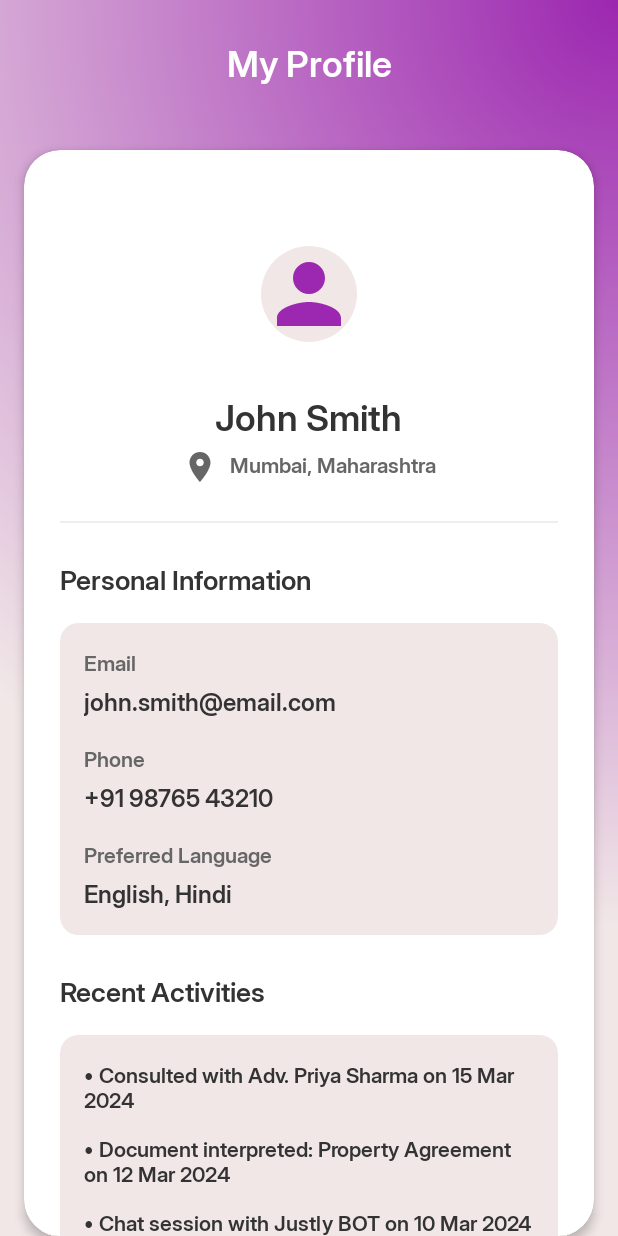
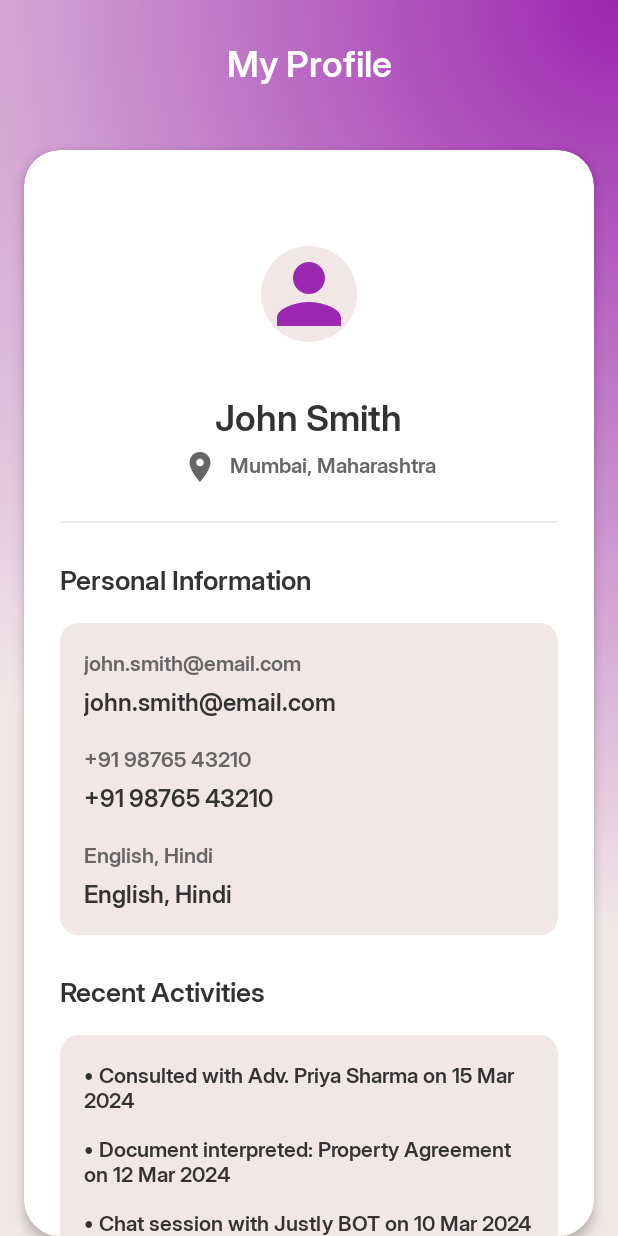
Before and after one commit to SakethavasudevacharyaGundi/ESOCX-CodeRed, an Android app: the ProfileActivity screen opened directly, with no data from a screen before it, on a phone screen of 412 x 824 dp. Run offline under Robolectric (Android 15) with nearby library versions, the phone set to English and light mode, and no system bars; our stand-ins replace CircleImageView.

Commit message:
Absolute Cinema

```diff
--- a/app/src/main/res/layout/activity_profile.xml
+++ b/app/src/main/res/layout/activity_profile.xml
@@ -69,7 +69,7 @@
                     android:layout_height="wrap_content"
                     android:layout_gravity="center"
                     android:layout_marginTop="16dp"
-                    android:text="John Smith"
+                    android:text="@string/user_name"
                     android:textColor="#333333"
                     android:textSize="24sp"
                     android:textStyle="bold" />
@@ -80,7 +80,7 @@
                     android:layout_gravity="center"
                     android:layout_marginTop="4dp"
                     android:drawablePadding="8dp"
-                    android:text="Mumbai, Maharashtra"
+                    android:text="@string/user_location"
                     android:textColor="#666666"
                     app:drawableStartCompat="@drawable/ic_location"
                     app:drawableTint="#666666" />
@@ -124,7 +124,7 @@
                             <TextView
                                 android:layout_width="wrap_content"
                                 android:layout_height="wrap_content"
-                                android:text="@string/email"
+                                android:text="@string/user_email"
                                 android:textColor="#666666"
                                 android:textSize="14sp" />
 
@@ -132,7 +132,7 @@
                                 android:layout_width="wrap_content"
                                 android:layout_height="wrap_content"
                                 android:layout_marginTop="4dp"
-                                android:text="john.smith@email.com"
+                                android:text="@string/user_email_value"
                                 android:textColor="#333333"
                                 android:textSize="16sp" />
 
@@ -140,7 +140,7 @@
                                 android:layout_width="wrap_content"
                                 android:layout_height="wrap_content"
                                 android:layout_marginTop="16dp"
-                                android:text="@string/phone"
+                                android:text="@string/user_phone"
                                 android:textColor="#666666"
                                 android:textSize="14sp" />
 
@@ -148,7 +148,7 @@
                                 android:layout_width="wrap_content"
                                 android:layout_height="wrap_content"
                                 android:layout_marginTop="4dp"
-                                android:text="+91 98765 43210"
+                                android:text="@string/user_phone_value"
                                 android:textColor="#333333"
                                 android:textSize="16sp" />
 
@@ -156,7 +156,7 @@
                                 android:layout_width="wrap_content"
                                 android:layout_height="wrap_content"
                                 android:layout_marginTop="16dp"
-                                android:text="@string/preferred_language"
+                                android:text="@string/user_languages"
                                 android:textColor="#666666"
                                 android:textSize="14sp" />
 
@@ -164,7 +164,7 @@
                                 android:layout_width="wrap_content"
                                 android:layout_height="wrap_content"
                                 android:layout_marginTop="4dp"
-                                android:text="English, Hindi"
+                                android:text="@string/user_languages_value"
                                 android:textColor="#333333"
                                 android:textSize="16sp" />
                         </LinearLayout>
@@ -197,7 +197,7 @@
                             <TextView
                                 android:layout_width="match_parent"
                                 android:layout_height="wrap_content"
-                                android:text="• Consulted with Adv. Priya Sharma on 15 Mar 2024"
+                                android:text="@string/recent_activity_consultation"
                                 android:textColor="#333333"
                                 android:textSize="14sp" />
 
@@ -205,7 +205,7 @@
                                 android:layout_width="match_parent"
                                 android:layout_height="wrap_content"
                                 android:layout_marginTop="12dp"
-                                android:text="• Document interpreted: Property Agreement on 12 Mar 2024"
+                                android:text="@string/recent_activity_document"
                                 android:textColor="#333333"
                                 android:textSize="14sp" />
 
@@ -213,7 +213,7 @@
                                 android:layout_width="match_parent"
                                 android:layout_height="wrap_content"
                                 android:layout_marginTop="12dp"
-                                android:text="• Chat session with Justly BOT on 10 Mar 2024"
+                                android:text="@string/recent_activity_chat"
                                 android:textColor="#333333"
                                 android:textSize="14sp" />
                         </LinearLayout>
--- a/app/src/main/res/values/strings.xml
+++ b/app/src/main/res/values/strings.xml
@@ -64,4 +64,45 @@
 
     <!-- Document Results -->
     <string name="summary">Summary</string>
+
+    <!-- Available Lawyers -->
+    <string name="available_lawyers">Available Lawyers</string>
+
+    <!-- Cities -->
+    <string name="bangalore">Bangalore</string>
+    <string name="chennai">Chennai</string>
+    <string name="delhi">Delhi</string>
+    <string name="hyderabad">Hyderabad</string>
+    <string name="kolkata">Kolkata</string>
+    <string name="mumbai">Mumbai</string>
+    <string name="nagpur">Nagpur</string>
+
+    <!-- Chat Interface -->
+    <string name="justly_bot">JUSTLY</string>
+    <string name="bot_typing">Justly BOT is typing...</string>
+    <string name="ipc_section_question">What is IPC Section 176C?</string>
+    <string name="housing_rules">Housing Rules</string>
+    <string name="faqs">FAQs</string>
+    <string name="type_message_hint">Type your message here…</string>
+    <string name="contact_button">Contact</string>
+
+    <!-- Profile Activity -->
+    <string name="recent_activity_consultation">• Consulted with Adv. Priya Sharma on 15 Mar 2024</string>
+    <string name="recent_activity_document">• Document interpreted: Property Agreement on 12 Mar 2024</string>
+    <string name="recent_activity_chat">• Chat session with Justly BOT on 10 Mar 2024</string>
+    <string name="user_name">John Smith</string>
+    <string name="user_location">Mumbai, Maharashtra</string>
+    <string name="user_email">john.smith@email.com</string>
+    <string name="user_phone">+91 98765 43210</string>
+    <string name="user_languages">English, Hindi</string>
+
+    <!-- Profile Activity Values -->
+    <string name="user_email_value">john.smith@email.com</string>
+    <string name="user_phone_value">+91 98765 43210</string>
+    <string name="user_languages_value">English, Hindi</string>
+
+    <!-- Lawyer Profile Item -->
+    <string name="lawyer_experience_label">Experience</string>
+    <string name="lawyer_success_rate_label">Success Rate</string>
+    <string name="lawyer_rating_label">Rating</string>
 </resources>
```
Also changed, not shown: app/src/main/java/com/saketh/legalaid/ChatActivity.kt (+32 -7 lines), app/src/main/java/com/saketh/legalaid/ChatBot.kt (added, +67 -0 lines), app/src/main/java/com/saketh/legalaid/DocumentSummarizer.kt (+11 -8 lines), app/src/main/res/drawable/bot_message_background.xml (added, +11 -0 lines), app/src/main/res/layout/activity_chat.xml (+22 -8 lines), app/src/main/res/layout/item_lawyer_profile.xml (+4 -4 lines), 1 other file.
